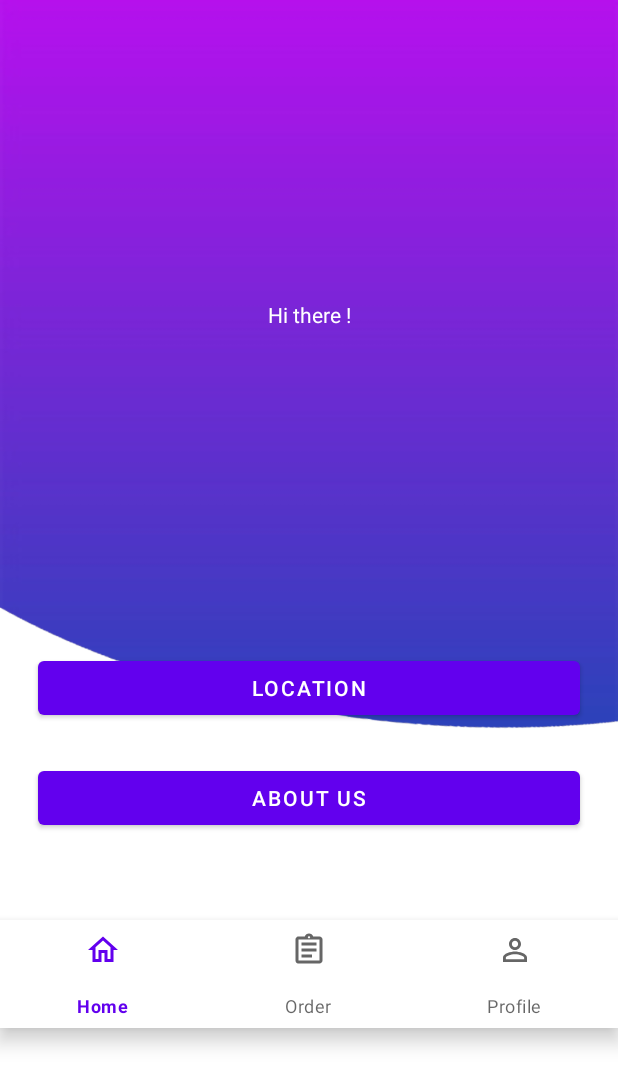
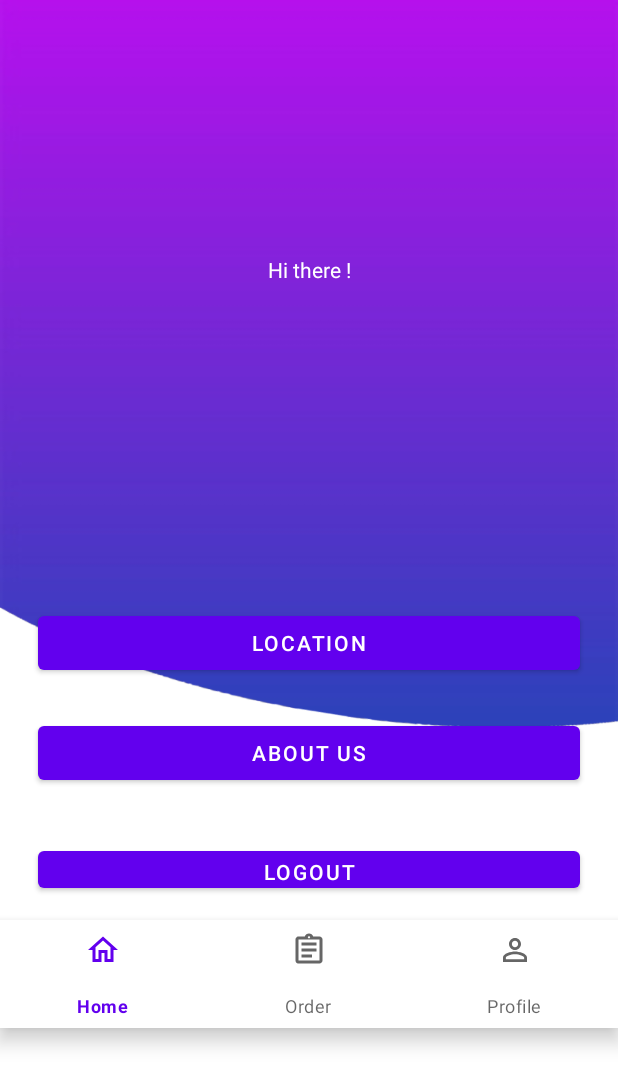
Before and after one commit to bopung/SunShoe, an Android app: the fragment ProfileFragment placed in its activity, on a phone screen of 412 x 824 dp. Shown: the top 1086 px of the screen. Run offline under Robolectric (Android 15) with nearby library versions, the phone set to English and light mode, and no system bars; our stand-ins replace Volley; network calls fail.

Commit message:
ini pung terbaru

```diff
--- a/app/src/main/res/layout/fragment_profile.xml
+++ b/app/src/main/res/layout/fragment_profile.xml
@@ -14,7 +14,7 @@
             android:text="TextView"
             android:textSize="24sp"
             android:layout_marginLeft="25dp"
-            android:layout_marginTop="150dp"
+            android:layout_marginTop="120dp"
             android:layout_marginRight="25dp"
             android:layout_marginBottom="0dp"
             android:textAlignment="center"
@@ -63,7 +63,7 @@
             android:layout_height="wrap_content"
             android:layout_below="@id/AboutUs"
             android:layout_marginLeft="25dp"
-            android:layout_marginTop="80dp"
+            android:layout_marginTop="20dp"
             android:layout_marginRight="25dp"
             android:layout_marginBottom="15dp"
             android:text="Logout" />
```
